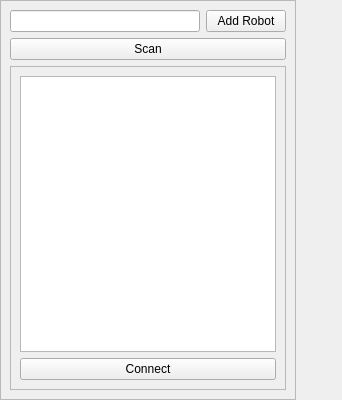
Old version of the form connectpanel.ui in the repository Barobo/QtBaroboLink.
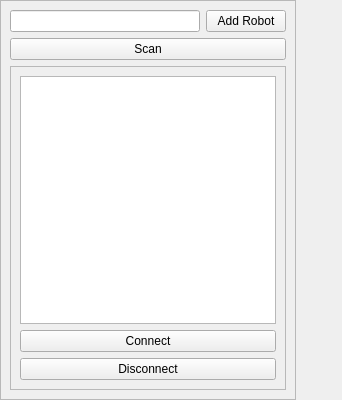
New version of the form.

Commit message: Added disconnect button

The edit to the form file:
```diff
--- a/connectpanel.ui
+++ b/connectpanel.ui
@@ -140,6 +140,13 @@
             </property>
            </widget>
           </item>
+          <item>
+           <widget class="QPushButton" name="pushButton_disconnect">
+            <property name="text">
+             <string>Disconnect</string>
+            </property>
+           </widget>
+          </item>
          </layout>
         </widget>
        </widget>
```
Left out of the diff: 78 changed lines with no effect on the pictures. The commit also changes 1 other file.
